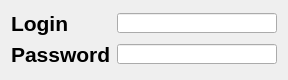
Old version of the form LoginWindow.ui in the repository Capybarus/Avangard.
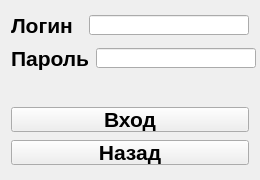
New version of the form.

```diff
--- a/LoginWindow.ui
+++ b/LoginWindow.ui
@@ -7,15 +7,54 @@
     <x>0</x>
     <y>0</y>
     <width>260</width>
-    <height>80</height>
+    <height>180</height>
    </rect>
   </property>
+  <property name="minimumSize">
+   <size>
+    <width>260</width>
+    <height>180</height>
+   </size>
+  </property>
+  <property name="maximumSize">
+   <size>
+    <width>260</width>
+    <height>180</height>
+   </size>
+  </property>
   <property name="windowTitle">
    <string>LoginWindow</string>
   </property>
   <layout class="QGridLayout" name="gridLayout">
-   <item row="0" column="0">
-    <layout class="QHBoxLayout" name="horizontalLayout_2">
+   <item row="3" column="0" colspan="2">
+    <widget class="QPushButton" name="pushButtonLogin">
+     <property name="minimumSize">
+      <size>
+       <width>100</width>
+       <height>25</height>
+      </size>
+     </property>
+     <property name="maximumSize">
+      <size>
+       <width>10000</width>
+       <height>25</height>
+      </size>
+     </property>
+     <property name="font">
+      <font>
+       <family>System</family>
+       <pointsize>16</pointsize>
+       <weight>75</weight>
+       <bold>true</bold>
+      </font>
+     </property>
+     <property name="text">
+      <string>Вход</string>
+     </property>
+    </widget>
+   </item>
+   <item row="0" column="0" colspan="2">
+    <layout class="QHBoxLayout" name="horizontalLayout">
      <item>
       <widget class="QLabel" name="labelLogin">
        <property name="font">
@@ -27,7 +66,7 @@
         </font>
        </property>
        <property name="text">
-        <string>Login</string>
+        <string>Логин</string>
        </property>
       </widget>
      </item>
@@ -49,8 +88,46 @@
      </item>
     </layout>
    </item>
-   <item row="1" column="0">
-    <layout class="QHBoxLayout" name="horizontalLayout">
+   <item row="2" column="0">
+    <spacer name="horizontalSpacer_2">
+     <property name="orientation">
+      <enum>Qt::Horizontal</enum>
+     </property>
+     <property name="sizeHint" stdset="0">
+      <size>
+       <width>73</width>
+       <height>20</height>
+      </size>
+     </property>
+    </spacer>
+   </item>
+   <item row="2" column="1">
+    <widget class="QLabel" name="labelErrorEnter">
+     <property name="minimumSize">
+      <size>
+       <width>160</width>
+       <height>20</height>
+      </size>
+     </property>
+     <property name="maximumSize">
+      <size>
+       <width>160</width>
+       <height>20</height>
+      </size>
+     </property>
+     <property name="font">
+      <font>
+       <family>Terminal</family>
+       <pointsize>12</pointsize>
+      </font>
+     </property>
+     <property name="text">
+      <string/>
+     </property>
+    </widget>
+   </item>
+   <item row="1" column="0" colspan="2">
+    <layout class="QHBoxLayout" name="horizontalLayout_2">
      <item>
       <widget class="QLabel" name="labelPassword">
        <property name="font">
@@ -62,7 +139,7 @@
         </font>
        </property>
        <property name="text">
-        <string>Password</string>
+        <string>Пароль</string>
        </property>
       </widget>
      </item>
@@ -84,6 +161,33 @@
      </item>
     </layout>
    </item>
+   <item row="4" column="0" colspan="2">
+    <widget class="QPushButton" name="pushButtonBack">
+     <property name="minimumSize">
+      <size>
+       <width>75</width>
+       <height>25</height>
+      </size>
+     </property>
+     <property name="maximumSize">
+      <size>
+       <width>10000</width>
+       <height>25</height>
+      </size>
+     </property>
+     <property name="font">
+      <font>
+       <family>System</family>
+       <pointsize>16</pointsize>
+       <weight>75</weight>
+       <bold>true</bold>
+      </font>
+     </property>
+     <property name="text">
+      <string>Назад</string>
+     </property>
+    </widget>
+   </item>
   </layout>
  </widget>
  <layoutdefault spacing="6" margin="11"/>
```
Left out of the diff: 2 changed lines with no effect on the pictures.
